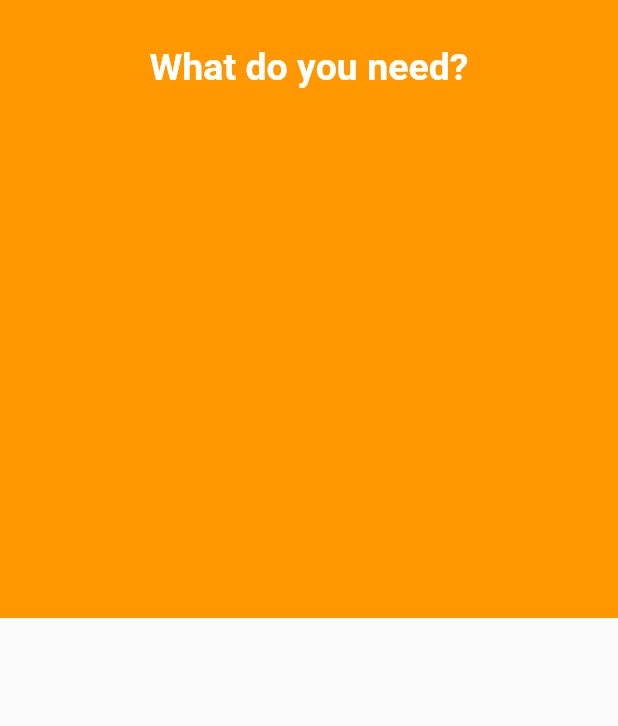
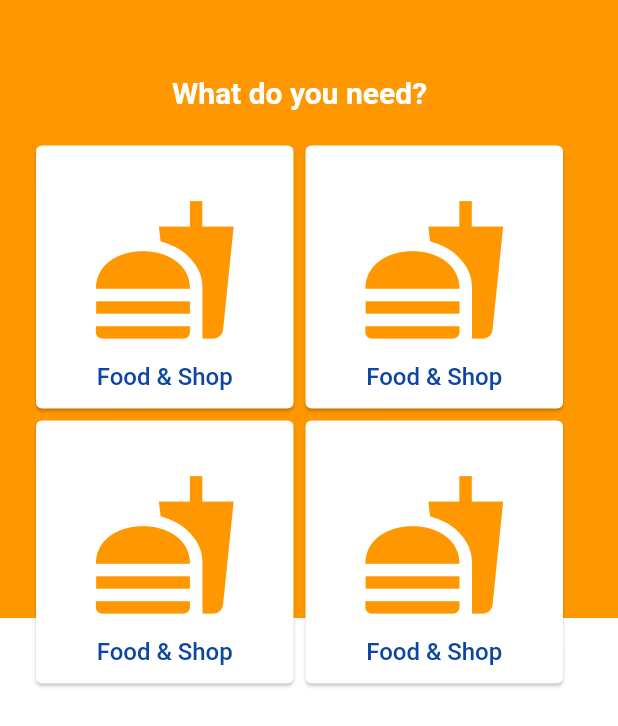
Before and after one commit to Matt-Murungi/safeboda_clone, a Flutter app: the screen it shows after launch, on a phone screen of 412 x 824 dp. Shown: the top 726 px of the screen. Run offline on Flutter 3.47's test engine with Material 2 defaults, Android fonts, the phone set to English and light mode, and no system bars.

Commit message:
card elements

```diff
--- /dev/null
+++ b/lib/components/card_icon.dart
@@ -0,0 +1,33 @@
+import 'package:flutter/material.dart';
+
+
+class CardIcon extends StatelessWidget {
+  @override
+  Widget build(BuildContext context) {
+    return Card(
+      child: Container(
+          height: MediaQuery.of(context).size.height / 4.7,
+          width: MediaQuery.of(context).size.width / 2.4,
+          child: Column(
+            mainAxisAlignment: MainAxisAlignment.spaceEvenly,
+            children: <Widget>[
+              SizedBox(
+                height: 10,
+              ),
+              Icon(
+                Icons.fastfood,
+                size: 100,
+                color: Colors.orange[500],
+              ),
+              Text(
+                "Food & Shop",
+                style: TextStyle(
+                    color: Colors.blue[900],
+                    fontSize: 16,
+                    fontWeight: FontWeight.w500),
+              )
+            ],
+          )),
+    );
+  }
+}
--- a/lib/main.dart
+++ b/lib/main.dart
@@ -1,4 +1,5 @@
 import 'package:flutter/material.dart';
+import 'package:safeboda/components/card_icon.dart';
 
 void main() {
   runApp(MyApp());
@@ -11,9 +12,7 @@ class MyApp extends StatelessWidget {
     return MaterialApp(
       title: 'Flutter Demo',
       theme: ThemeData(
-
         primarySwatch: Colors.blue,
-
         visualDensity: VisualDensity.adaptivePlatformDensity,
       ),
       home: MyHomePage(),
@@ -24,25 +23,49 @@ class MyApp extends StatelessWidget {
 class MyHomePage extends StatelessWidget {
   @override
   Widget build(BuildContext context) {
+    Size size = MediaQuery.of(context).size;
     return Scaffold(
+      backgroundColor: Colors.orange[500],
       body: SingleChildScrollView(
         child: Column(
+          crossAxisAlignment: CrossAxisAlignment.center,
+          children: <Widget>[
+            SizedBox(
+              height: size.height,
+              child: Stack(
                 children: <Widget>[
                   Container(
-         height: MediaQuery.of(context).size.height/2,
-         width: MediaQuery.of(context).size.width,
-         decoration: BoxDecoration(
-           color: Colors.orange[500],
+                    margin: EdgeInsets.only(top: size.height / 2),
+                    height: size.height / 2,
+                    decoration: BoxDecoration(color: Colors.white),
                   ),
-         child: Container(
+                  Positioned(
+                    top: 50,
+
+                                      child: Padding(
+                      padding: EdgeInsets.symmetric(horizontal: 20),
                       child: Column(
+                        crossAxisAlignment: CrossAxisAlignment.center,
                         children: <Widget>[
-               Padding(
-                 padding: const EdgeInsets.symmetric(vertical: 30),
-                 child: Text("What do you need?", style: TextStyle(color: Colors.white, fontSize: 25, fontWeight: FontWeight.w600),),
+                          Text(
+                            "What do you need?",
+                            style: TextStyle(
+                                color: Colors.white,
+                                fontSize: 20,
+                                fontWeight: FontWeight.bold),
+                          ),
+                          SizedBox(height: 20,),
+                          Row(
+                            children: <Widget>[CardIcon(), CardIcon()],
+                          ),
+                          Row(
+                            children: <Widget>[CardIcon(), CardIcon()],
                           )
                         ],
                       ),
+                    ),
+                  ),
+                ],
               ),
             )
           ],
```
Lines whose indentation alone changed are shown as unchanged.
